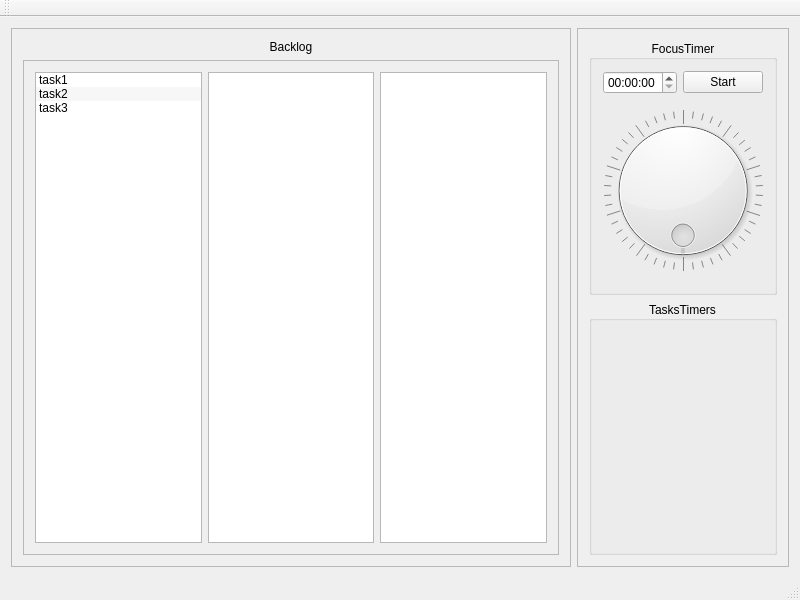
This is app/TaskSpace/gui/mainwindow.ui in ApplicationsForge/TaskSpace as Qt 5 draws it before an edit. The edited form follows.
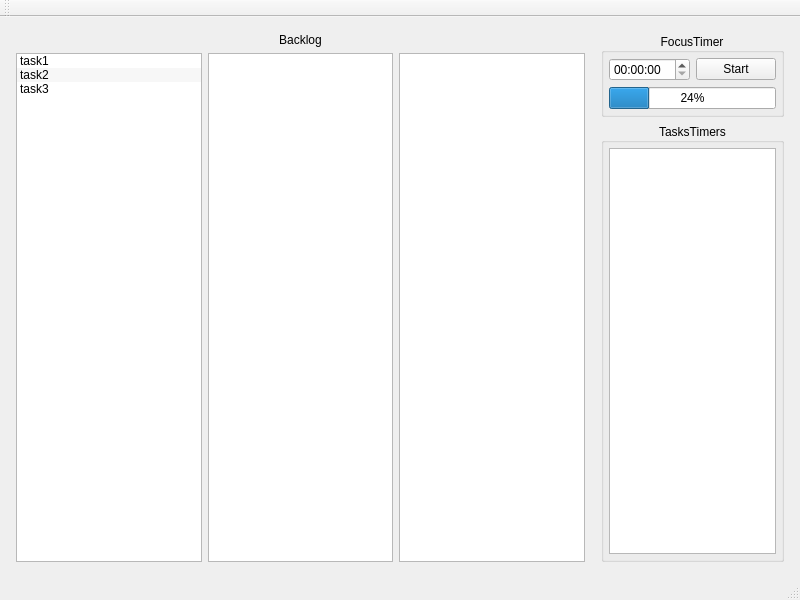
This is the edited form.

```diff
--- a/app/TaskSpace/gui/mainwindow.ui
+++ b/app/TaskSpace/gui/mainwindow.ui
@@ -24,14 +24,32 @@
        </sizepolicy>
       </property>
       <property name="frameShape">
-       <enum>QFrame::StyledPanel</enum>
+       <enum>QFrame::NoFrame</enum>
       </property>
       <property name="frameShadow">
        <enum>QFrame::Raised</enum>
       </property>
       <layout class="QVBoxLayout" name="verticalLayout">
+       <property name="leftMargin">
+        <number>5</number>
+       </property>
+       <property name="topMargin">
+        <number>5</number>
+       </property>
+       <property name="rightMargin">
+        <number>5</number>
+       </property>
+       <property name="bottomMargin">
+        <number>5</number>
+       </property>
        <item>
         <widget class="QGroupBox" name="FocusTimerGroupBox">
+         <property name="sizePolicy">
+          <sizepolicy hsizetype="Preferred" vsizetype="Preferred">
+           <horstretch>0</horstretch>
+           <verstretch>0</verstretch>
+          </sizepolicy>
+         </property>
          <property name="title">
           <string>FocusTimer</string>
          </property>
@@ -42,6 +60,18 @@
           <bool>true</bool>
          </property>
          <layout class="QGridLayout" name="gridLayout_3">
+          <property name="leftMargin">
+           <number>5</number>
+          </property>
+          <property name="topMargin">
+           <number>5</number>
+          </property>
+          <property name="rightMargin">
+           <number>5</number>
+          </property>
+          <property name="bottomMargin">
+           <number>5</number>
+          </property>
           <item row="0" column="0">
            <widget class="QTimeEdit" name="focusTimerTimeEdit"/>
           </item>
@@ -53,24 +83,9 @@
            </widget>
           </item>
           <item row="1" column="0" colspan="2">
-           <widget class="QDial" name="focusTimerDial">
-            <property name="tracking">
-             <bool>true</bool>
-            </property>
-            <property name="orientation">
-             <enum>Qt::Horizontal</enum>
-            </property>
-            <property name="invertedAppearance">
-             <bool>false</bool>
-            </property>
-            <property name="invertedControls">
-             <bool>false</bool>
-            </property>
-            <property name="wrapping">
-             <bool>true</bool>
-            </property>
-            <property name="notchesVisible">
-             <bool>true</bool>
+           <widget class="QProgressBar" name="progressBar">
+            <property name="value">
+             <number>24</number>
             </property>
            </widget>
           </item>
@@ -79,6 +94,12 @@
        </item>
        <item>
         <widget class="QGroupBox" name="TaskTimersGroupBox">
+         <property name="sizePolicy">
+          <sizepolicy hsizetype="Preferred" vsizetype="Preferred">
+           <horstretch>0</horstretch>
+           <verstretch>0</verstretch>
+          </sizepolicy>
+         </property>
          <property name="title">
           <string>TasksTimers</string>
          </property>
@@ -88,6 +109,23 @@
          <property name="flat">
           <bool>true</bool>
          </property>
+         <layout class="QVBoxLayout" name="verticalLayout_2">
+          <property name="leftMargin">
+           <number>5</number>
+          </property>
+          <property name="topMargin">
+           <number>5</number>
+          </property>
+          <property name="rightMargin">
+           <number>5</number>
+          </property>
+          <property name="bottomMargin">
+           <number>5</number>
+          </property>
+          <item>
+           <widget class="QListWidget" name="listWidget_4"/>
+          </item>
+         </layout>
         </widget>
        </item>
       </layout>
@@ -102,12 +140,24 @@
        </sizepolicy>
       </property>
       <property name="frameShape">
-       <enum>QFrame::StyledPanel</enum>
+       <enum>QFrame::NoFrame</enum>
       </property>
       <property name="frameShadow">
        <enum>QFrame::Raised</enum>
       </property>
       <layout class="QGridLayout" name="gridLayout_2">
+       <property name="leftMargin">
+        <number>5</number>
+       </property>
+       <property name="topMargin">
+        <number>5</number>
+       </property>
+       <property name="rightMargin">
+        <number>5</number>
+       </property>
+       <property name="bottomMargin">
+        <number>5</number>
+       </property>
        <item row="0" column="0">
         <widget class="QLabel" name="backlogLabel">
          <property name="font">
@@ -126,6 +176,9 @@
        </item>
        <item row="1" column="0">
         <widget class="QScrollArea" name="backlogScrollArea">
+         <property name="frameShape">
+          <enum>QFrame::NoFrame</enum>
+         </property>
          <property name="widgetResizable">
           <bool>true</bool>
          </property>
@@ -134,11 +187,23 @@
            <rect>
             <x>0</x>
             <y>0</y>
-            <width>539</width>
-            <height>462</height>
+            <width>560</width>
+            <height>480</height>
            </rect>
           </property>
           <layout class="QHBoxLayout" name="horizontalLayout">
+           <property name="leftMargin">
+            <number>0</number>
+           </property>
+           <property name="topMargin">
+            <number>0</number>
+           </property>
+           <property name="rightMargin">
+            <number>0</number>
+           </property>
+           <property name="bottomMargin">
+            <number>0</number>
+           </property>
            <item>
             <widget class="QListWidget" name="listWidget">
              <property name="dragEnabled">
```
